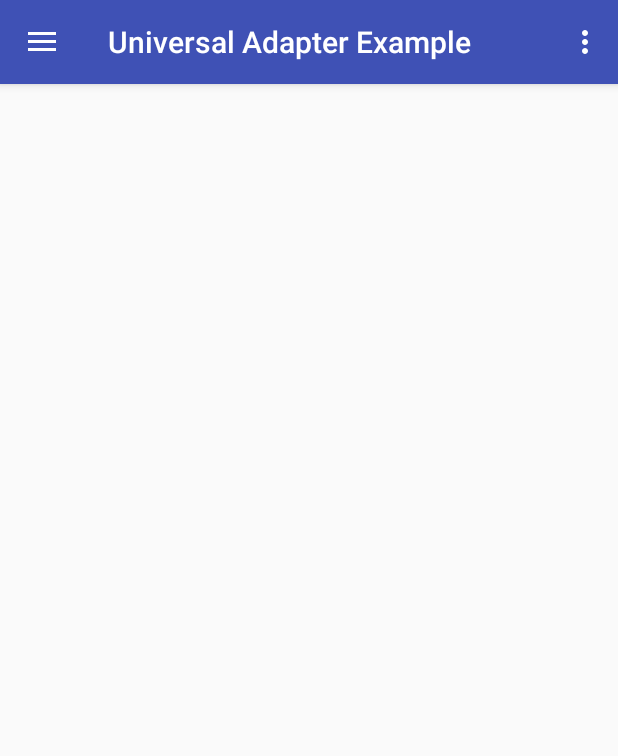
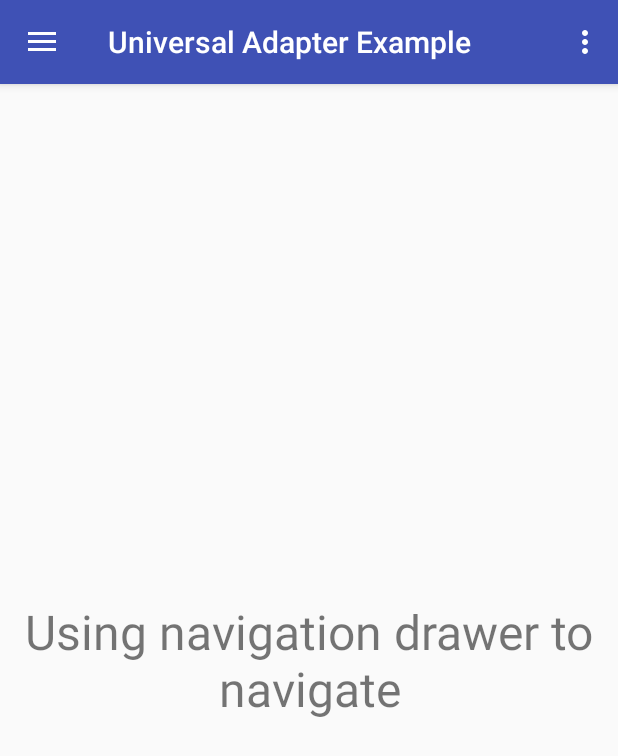
Before and after one commit to ldt116/UniversalAdapter, an Android app: the screen it shows after launch (MainActivity), on a phone screen of 412 x 824 dp. Shown: the top 756 px of the screen. Run offline under Robolectric (Android 15) with nearby library versions, the phone set to English and light mode, and no system bars.

Commit message:
Update README

```diff
--- a/example/src/main/res/layout/app_bar_main.xml
+++ b/example/src/main/res/layout/app_bar_main.xml
@@ -25,6 +25,13 @@
         android:id="@+id/flContent"
         android:layout_width="match_parent"
         android:layout_height="match_parent"
-        app:layout_behavior="@string/appbar_scrolling_view_behavior"/>
+        app:layout_behavior="@string/appbar_scrolling_view_behavior">
 
+        <TextView
+            android:layout_width="match_parent"
+            android:layout_height="match_parent"
+            android:gravity="center"
+            android:text="Using navigation drawer to navigate"
+            android:textSize="32sp"/>
+    </FrameLayout>
 </android.support.design.widget.CoordinatorLayout>
```
Also changed, not shown: 1 other file.
